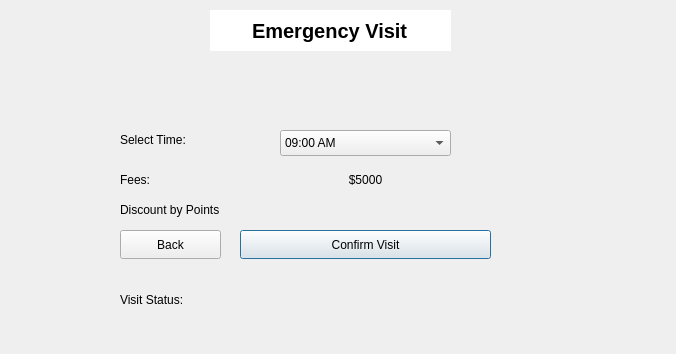
Above: bookemergencyvisitwindow.ui from KirolousFouty/Hospital_Project before the change. Below: the same form after it.
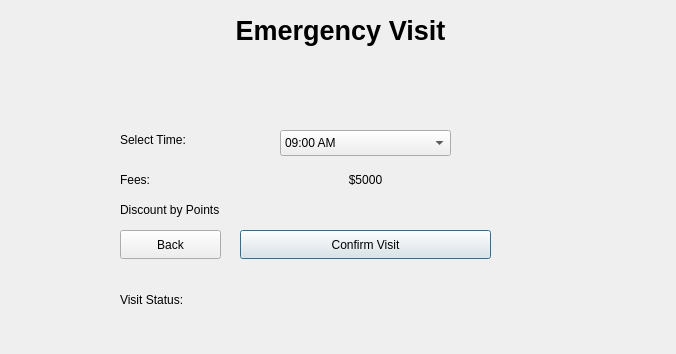
That is the form after the change.

Commit message: Added Home Visit + semi-Final

Patch:
```diff
--- a/bookemergencyvisitwindow.ui
+++ b/bookemergencyvisitwindow.ui
@@ -39,34 +39,6 @@
     <string>Visit Status:</string>
    </property>
   </widget>
-  <widget class="QLineEdit" name="emergencyVisitTitle">
-   <property name="geometry">
-    <rect>
-     <x>210</x>
-     <y>10</y>
-     <width>241</width>
-     <height>41</height>
-    </rect>
-   </property>
-   <property name="font">
-    <font>
-     <pointsize>15</pointsize>
-     <bold>true</bold>
-    </font>
-   </property>
-   <property name="text">
-    <string>Emergency Visit</string>
-   </property>
-   <property name="frame">
-    <bool>false</bool>
-   </property>
-   <property name="alignment">
-    <set>Qt::AlignCenter</set>
-   </property>
-   <property name="readOnly">
-    <bool>true</bool>
-   </property>
-  </widget>
   <widget class="QComboBox" name="timeComboBox">
    <property name="geometry">
     <rect>
@@ -196,6 +168,28 @@
     <set>Qt::AlignCenter</set>
    </property>
   </widget>
+  <widget class="QLabel" name="emergencyVisitTitle">
+   <property name="geometry">
+    <rect>
+     <x>0</x>
+     <y>0</y>
+     <width>681</width>
+     <height>61</height>
+    </rect>
+   </property>
+   <property name="font">
+    <font>
+     <pointsize>20</pointsize>
+     <bold>true</bold>
+    </font>
+   </property>
+   <property name="text">
+    <string>Emergency Visit</string>
+   </property>
+   <property name="alignment">
+    <set>Qt::AlignCenter</set>
+   </property>
+  </widget>
  </widget>
  <resources/>
  <connections/>
```
The commit also changes 39 other files.
